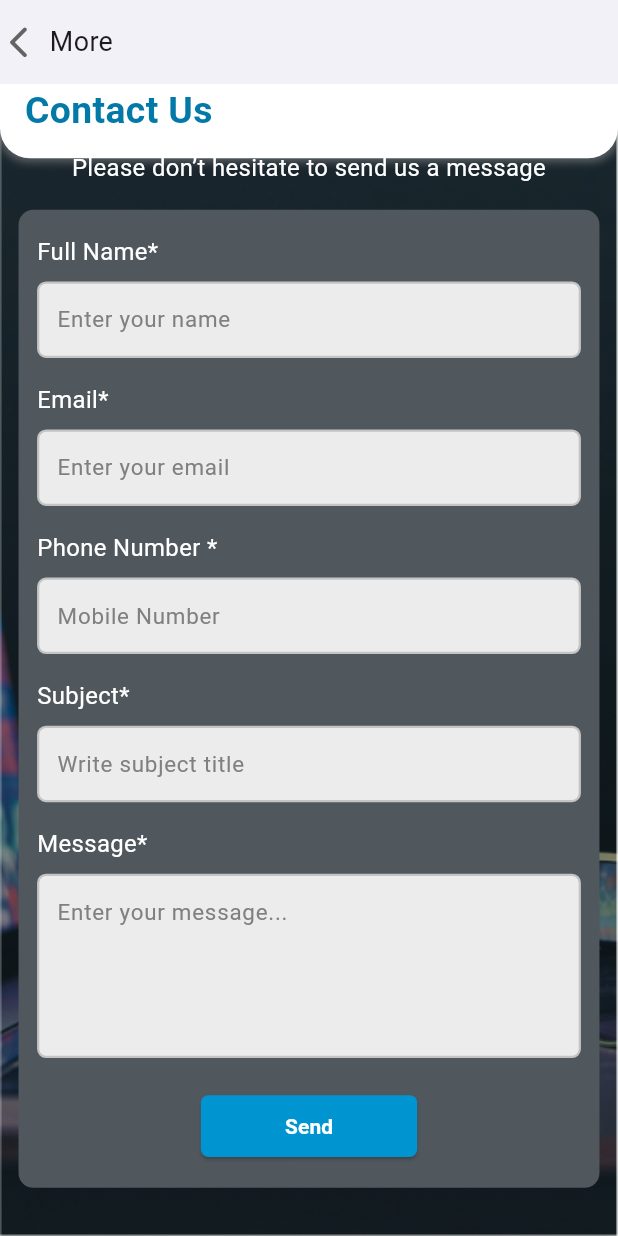
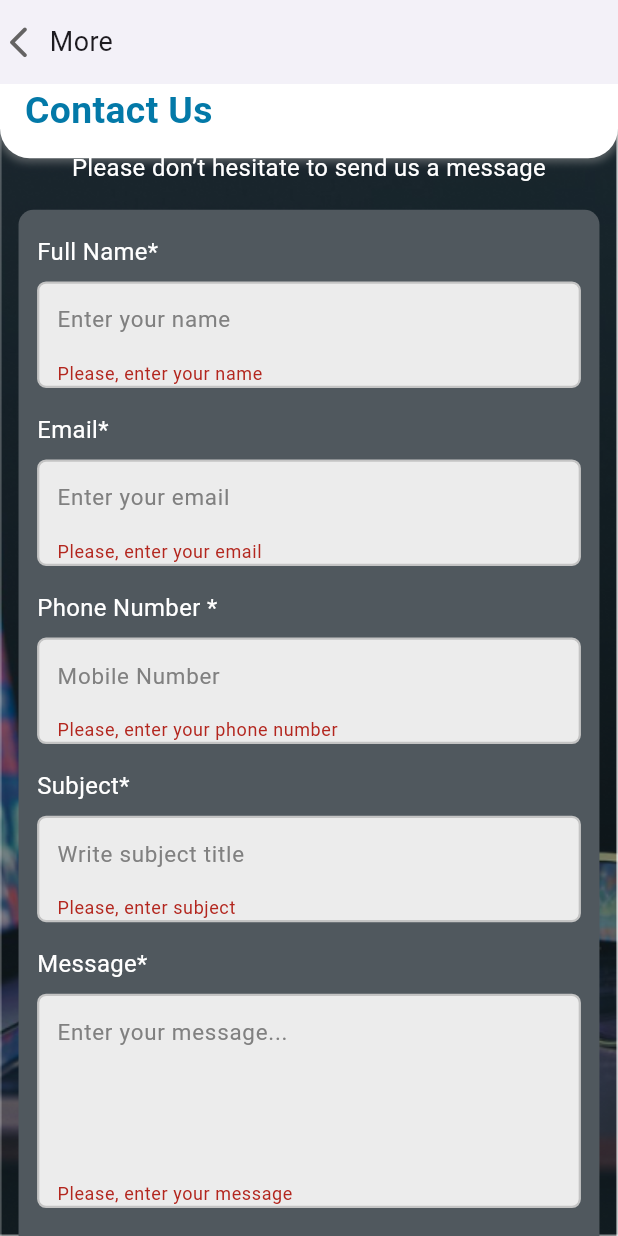
Before and after one commit to michaelSameh111/FX_Commission_app, a Flutter app: the ContactUsScreen screen opened directly, scrolled down 61 dp, after a tap on "Send", on a phone screen of 412 x 824 dp. Run offline on Flutter 3.47's test engine with Material 3 defaults, Android fonts, the phone set to English and light mode, and no system bars; our stand-ins replace bloc, chewie, dio, dropdown_button2, flutter_bloc, flutter_sizer and 3 more; missing offline and left inert: animated_rating_stars; network calls fail.

Commit message:
api and validation contact us screen done.

```diff
--- a/lib/controller/cubit/cubit.dart
+++ b/lib/controller/cubit/cubit.dart
@@ -60,16 +60,16 @@ class AppCubit extends Cubit<AppStates> {
     });
   }
 
-  void getForexCourse(){
+  void getForexCourse() {
     emit(ForexCourseLoadingState());
     DioHelper.getData(
-        url: forexCourseUrl,
-    ).then((value){
+      url: forexCourseUrl,
+    ).then((value) {
       forexCourseModel = ForexCourseModel.fromJson(value?.data);
       print('we have got forex course dataaaaaa here : ${value?.data}');
 
       emit(ForexCourseSuccessState());
-    }).catchError((error, stackTrace){
+    }).catchError((error, stackTrace) {
       print('error (getForexCourse methoooooooooooood)');
       print(error.toString());
       print('stack trace : $stackTrace');
@@ -78,17 +78,15 @@ class AppCubit extends Cubit<AppStates> {
     });
   }
 
-  void getAnalysisAndInsights(){
+  void getAnalysisAndInsights() {
     emit(AnalysisAndInsightsLoadingState());
 
-    DioHelper.getData(
-        url: analysisAndInsightsUrl
-    ).then((value){
-          analysisAndInsightsModel = AnalysisAndInsightsModel.fromJson(value?.data);
-          print('we have got analysis and insights dataaaaaa heeeeeeeere');
+    DioHelper.getData(url: analysisAndInsightsUrl).then((value) {
+      analysisAndInsightsModel = AnalysisAndInsightsModel.fromJson(value?.data);
+      print('we have got analysis and insights dataaaaaa heeeeeeeere');
 
-          emit(AnalysisAndInsightsSuccessState());
-    }).catchError((error, stackTrace){
+      emit(AnalysisAndInsightsSuccessState());
+    }).catchError((error, stackTrace) {
       print('error (getAnalysisAndInsights methoooooooooooood)');
       print(error.toString());
       print('stack trace : $stackTrace');
@@ -97,17 +95,15 @@ class AppCubit extends Cubit<AppStates> {
     });
   }
 
-  void getServices (){
+  void getServices() {
     emit(ServicesLoadingState());
 
-    DioHelper.getData(
-        url: servicesUrl
-    ).then((value){
+    DioHelper.getData(url: servicesUrl).then((value) {
       servicesModel = ServicesModel.fromJson(value?.data);
       print('we have got services dataaaaaa heeeeeeeere');
 
       emit(ServicesSuccessState());
-    }).catchError((error, stackTrace){
+    }).catchError((error, stackTrace) {
       print('error (getServices methoooooooooooood)');
       print(error.toString());
       print('stack trace : $stackTrace');
@@ -116,17 +112,15 @@ class AppCubit extends Cubit<AppStates> {
     });
   }
 
-  void getLoyaltyPrograms (){
+  void getLoyaltyPrograms() {
     emit(LoyaltyProgramsLoadingState());
 
-    DioHelper.getData(
-        url: loyaltyProgramsUrl
-    ).then((value){
+    DioHelper.getData(url: loyaltyProgramsUrl).then((value) {
       loyaltyProgramsModel = LoyaltyProgramModel.fromJson(value?.data);
       print('we have got loyalty programs dataaaaaa heeeeeeeere');
 
       emit(LoyaltyProgramsSuccessState());
-    }).catchError((error, stackTrace){
+    }).catchError((error, stackTrace) {
       print('error (getLoyaltyPrograms methoooooooooooood)');
       print(error.toString());
       print('stack trace : $stackTrace');
@@ -135,17 +129,15 @@ class AppCubit extends Cubit<AppStates> {
     });
   }
 
-  void getLastNews (){
+  void getLastNews() {
     emit(LastNewsLoadingState());
 
-    DioHelper.getData(
-        url: lastNewsUrl
-    ).then((value){
+    DioHelper.getData(url: lastNewsUrl).then((value) {
       lastNewsModel = LastNewsModel.fromJson(value?.data);
       print('we have got last news dataaaaaa heeeeeeeere');
 
       emit(LastNewsSuccessState());
-    }).catchError((error, stackTrace){
+    }).catchError((error, stackTrace) {
       print('error (getLastNews methoooooooooooood)');
       print(error.toString());
       print('stack trace : $stackTrace');
@@ -154,17 +146,15 @@ class AppCubit extends Cubit<AppStates> {
     });
   }
 
-  void getFxCommNews (){
+  void getFxCommNews() {
     emit(LastNewsLoadingState());
 
-    DioHelper.getData(
-        url: lastNewsUrl
-    ).then((value){
+    DioHelper.getData(url: lastNewsUrl).then((value) {
       lastNewsModel = LastNewsModel.fromJson(value?.data);
       print('we have got last news dataaaaaa heeeeeeeere');
 
       emit(LastNewsSuccessState());
-    }).catchError((error, stackTrace){
+    }).catchError((error, stackTrace) {
       print('error (getLastNews methoooooooooooood)');
       print(error.toString());
       print('stack trace : $stackTrace');
@@ -173,17 +163,15 @@ class AppCubit extends Cubit<AppStates> {
     });
   }
 
-  void getBrokerNews (){
+  void getBrokerNews() {
     emit(BrokerNewsLoadingState());
 
-    DioHelper.getData(
-        url: brokerNewsUrl
-    ).then((value){
+    DioHelper.getData(url: brokerNewsUrl).then((value) {
       brokerNewsModel = BrokerNewsModel.fromJson(value?.data);
       print('we have got broker news dataaaaaa heeeeeeeere');
 
       emit(BrokerNewsSuccessState());
-    }).catchError((error, stackTrace){
+    }).catchError((error, stackTrace) {
       print('error (getBrokerNews methoooooooooooood)');
       print(error.toString());
       print('stack trace : $stackTrace');
@@ -199,7 +187,6 @@ class AppCubit extends Cubit<AppStates> {
     ).then((value) {
       aboutUsModel = AboutUsModel.fromJson(value?.data);
       print('we have about us dataaaaaa heeeeeeeere');
-
 
       emit(AboutUsSuccessState());
     }).catchError((error, stackTrace) {
@@ -219,7 +206,6 @@ class AppCubit extends Cubit<AppStates> {
       advertiseWithUsModel = AdvertiseWithUsModel.fromJson(value?.data);
       print('we have advertise with us dataaaaaa heeeeeeeere');
 
-
       emit(AdvertiseWithUsSuccessState());
     }).catchError((error, stackTrace) {
       print('error (getAdvertiseWithUs method)');
@@ -238,7 +224,6 @@ class AppCubit extends Cubit<AppStates> {
       faqsModel = FaqsModel.fromJson(value?.data);
       print('we have faqs dataaaaaa heeeeeeeere');
 
-
       emit(FaqsSuccessState());
     }).catchError((error, stackTrace) {
       print('error (getFaqs method)');
@@ -249,7 +234,7 @@ class AppCubit extends Cubit<AppStates> {
     });
   }
 
-  void postContactUs ({
+  void postContactUs({
     required String name,
     required String email,
     required String phone,
@@ -259,13 +244,13 @@ class AppCubit extends Cubit<AppStates> {
   }) async {
     emit(ContactUsLoadingState());
 
-    try{
+    try {
       FormData formData = FormData.fromMap({
-        'name' : name,
-        'email' : email,
-        'phone' : phone,
-        'subject' : subject,
-        'message' : message,
+        'name': name,
+        'email': email,
+        'phone': phone,
+        'subject': subject,
+        'message': message,
       });
 
       Response response = await DioHelper.postData(
@@ -276,13 +261,11 @@ class AppCubit extends Cubit<AppStates> {
       emit(ContactUsSuccessState());
       print('MESSAGE SENT SUCCESSFULLYYY ${response.data}');
 
-      if(state is ContactUsSuccessState){
+      if (state is ContactUsSuccessState) {
         showRegistrationSuccessDialog(context);
       }
-
-    }catch (error) {
-      if(error is DioException)
-      {
+    } catch (error) {
+      if (error is DioException) {
         print('Error message: ${error.message}');
         print('Stacktrace: ${error.stackTrace}');
 
@@ -329,8 +312,7 @@ class AppCubit extends Cubit<AppStates> {
         //     print('Error response data: ${error.response?.data}');
         //   }
         // }
-      }
-      else {
+      } else {
         print('Error: $error');
       }
       emit(ContactUsErrorState(error.toString()));
@@ -342,18 +324,21 @@ class AppCubit extends Cubit<AppStates> {
       context: context,
       builder: (context) {
         return AlertDialog(
-          title: const Text('We have received your message and will contact you shortly.'),
-          //content: const Text('You have registered successfully.'),
+          //  title: const Text('We have received your message and will contact you shortly.'),
+          content: Text(
+            'We have received your message and will contact you shortly.',
+            style: TextStyle(fontSize: 18.dp),
+          ),
           actions: [
             TextButton(
-                onPressed: (){
+                onPressed: () {
                   Navigator.pop(context);
                 },
-                child: Text('Login',
+                child: Text(
+                  'Login',
                   style: TextStyle(
-                      color: const Color(0xff0095D0),
-                      fontSize: 15.dp
-                  ),))
+                      color: const Color(0xff0095D0), fontSize: 18.dp),
+                ))
           ],
         );
       },
--- a/lib/view/pages/more_screen/contact_us/contact_us_screen.dart
+++ b/lib/view/pages/more_screen/contact_us/contact_us_screen.dart
@@ -1,6 +1,8 @@
 import 'package:flutter/material.dart';
+import 'package:flutter_bloc/flutter_bloc.dart';
 import 'package:flutter_sizer/flutter_sizer.dart';
 import 'package:fx_commission_app/controller/cubit/cubit.dart';
+import 'package:fx_commission_app/controller/cubit/states.dart';
 import 'package:fx_commission_app/view/widgets/reusable_widgets.dart';
 
 class ContactUsScreen extends StatelessWidget {
@@ -9,10 +11,15 @@ class ContactUsScreen extends StatelessWidget {
   TextEditingController mobileNumberController = TextEditingController();
   TextEditingController subjectController = TextEditingController();
   TextEditingController messageController = TextEditingController();
+  var formKey = GlobalKey<FormState>();
+
   @override
   Widget build(BuildContext context) {
-    return Stack(
-        children: [
+    return BlocConsumer<AppCubit, AppStates>(
+  listener: (context, state) {},
+  builder: (context, state) {
+    return Stack
+      (children: [
       Positioned.fill(
         child: Container(
           decoration: const BoxDecoration(
@@ -81,6 +88,8 @@ class ContactUsScreen extends StatelessWidget {
                                     borderRadius: BorderRadius.circular(10.dp),
                                     color: const Color(0xff50585e),
                                   ),
+                                  child: Form(
+                                    key: formKey,
                                     child: Column(
                                       crossAxisAlignment:
                                           CrossAxisAlignment.start,
@@ -95,6 +104,13 @@ class ContactUsScreen extends StatelessWidget {
                                           height: 1.h,
                                         ),
                                         defaultTextFormField(
+                                            validator: (value) {
+                                              if (value == null ||
+                                                  value.isEmpty) {
+                                                return 'Please, enter your name';
+                                              }
+                                              return null;
+                                            },
                                             textFormFieldController:
                                                 nameController,
                                             hintText: 'Enter your name',
@@ -112,6 +128,13 @@ class ContactUsScreen extends StatelessWidget {
                                           height: 1.h,
                                         ),
                                         defaultTextFormField(
+                                            validator: (value) {
+                                              if (value == null ||
+                                                  value.isEmpty) {
+                                                return 'Please, enter your email';
+                                              }
+                                              return null;
+                                            },
                                             textFormFieldController:
                                                 emailController,
                                             hintText: 'Enter your email',
@@ -130,6 +153,13 @@ class ContactUsScreen extends StatelessWidget {
                                           height: 1.h,
                                         ),
                                         defaultTextFormField(
+                                            validator: (value) {
+                                              if (value == null ||
+                                                  value.isEmpty) {
+                                                return 'Please, enter your phone number';
+                                              }
+                                              return null;
+                                            },
                                             textFormFieldController:
                                                 mobileNumberController,
                                             hintText: 'Mobile Number',
@@ -147,6 +177,13 @@ class ContactUsScreen extends StatelessWidget {
                                           height: 1.h,
                                         ),
                                         defaultTextFormField(
+                                            validator: (value) {
+                                              if (value == null ||
+                                                  value.isEmpty) {
+                                                return 'Please, enter subject';
+                                              }
+                                              return null;
+                                            },
                                             textFormFieldController:
                                                 subjectController,
                                             hintText: 'Write subject title',
@@ -172,10 +209,18 @@ class ContactUsScreen extends StatelessWidget {
                                             border: Border.all(
                                               color: const Color(
                                                   0xffC4C4C4), // Set the border color
-                                            width: 1.5, // Set the border width
+                                              width:
+                                                  1.5, // Set the border width
                                             ),
                                           ),
                                           child: TextFormField(
+                                            validator: (value) {
+                                              if (value == null ||
+                                                  value.isEmpty) {
+                                                return 'Please, enter your message';
+                                              }
+                                              return null;
+                                            },
                                             controller: messageController,
                                             maxLines: 4,
                                             keyboardType: TextInputType.text,
@@ -184,7 +229,8 @@ class ContactUsScreen extends StatelessWidget {
                                                 contentPadding:
                                                     EdgeInsets.all(12.dp),
                                                 border: InputBorder.none,
-                                              hintText: 'Enter your message...',
+                                                hintText:
+                                                    'Enter your message...',
                                                 hintStyle: TextStyle(
                                                     color:
                                                         const Color(0xff808080),
@@ -196,15 +242,28 @@ class ContactUsScreen extends StatelessWidget {
                                         ),
                                         Center(
                                           child: mainElevatedButton(
+                                            loading: state is ContactUsLoadingState,
                                             onPressed: () {
-                                            AppCubit.get(context).postContactUs(
-                                                name: nameController.text,
-                                                email: emailController.text,
+                                              if (formKey.currentState
+                                                      ?.validate() ??
+                                                  false) {
+                                                AppCubit.get(context)
+                                                    .postContactUs(
+                                                        name:
+                                                            nameController.text,
+                                                        email: emailController
+                                                            .text,
                                                         phone:
-                                                    mobileNumberController.text,
-                                                subject: subjectController.text,
-                                                message: messageController.text,
+                                                            mobileNumberController
+                                                                .text,
+                                                        subject:
+                                                            subjectController
+                                                                .text,
+                                                        message:
+                                                            messageController
+                                                                .text,
                                                         context: context);
+                                              }
                                             },
                                             width: 35.w,
                                             height: 5.h,
@@ -215,6 +274,7 @@ class ContactUsScreen extends StatelessWidget {
                                           height: 0.5.h,
                                         ),
                                       ],
+                                    ),
                                   ),
                                 ),
                               ],
@@ -231,5 +291,7 @@ class ContactUsScreen extends StatelessWidget {
         ),
       ),
     ]);
+  },
+);
   }
 }
--- a/lib/view/pages/splash&auth/login_screen.dart
+++ b/lib/view/pages/splash&auth/login_screen.dart
@@ -100,7 +100,7 @@ class _LoginScreenState extends State<LoginScreen> {
                           defaultTextFormField(
                               validator: (value) {
                                 if (value == null || value.isEmpty) {
-                                  return 'PLease, enter your email';
+                                  return 'Please, enter your email';
                                 }
                                 return null;
                               },
@@ -166,7 +166,7 @@ class _LoginScreenState extends State<LoginScreen> {
                               ),
                               validator: (value) {
                                 if (value == null || value.isEmpty) {
-                                  return 'PLease, enter your password';
+                                  return 'Please, enter your password';
                                 }
                                 return null;
                               },
```
Lines whose indentation alone changed are shown as unchanged.
